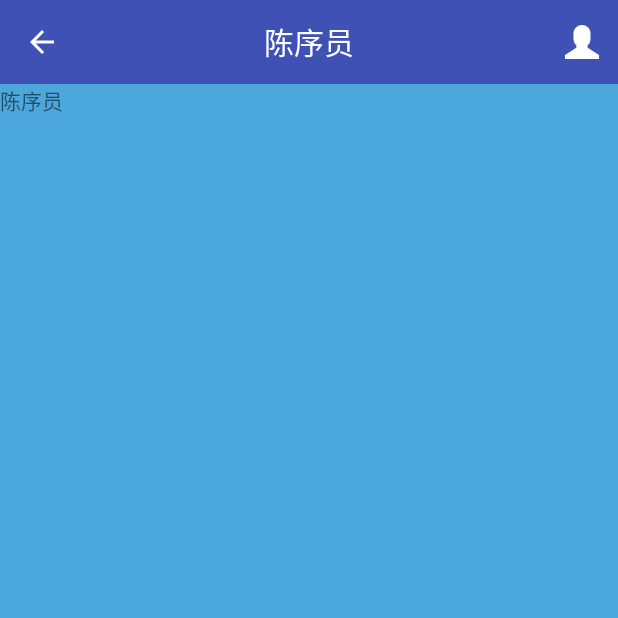
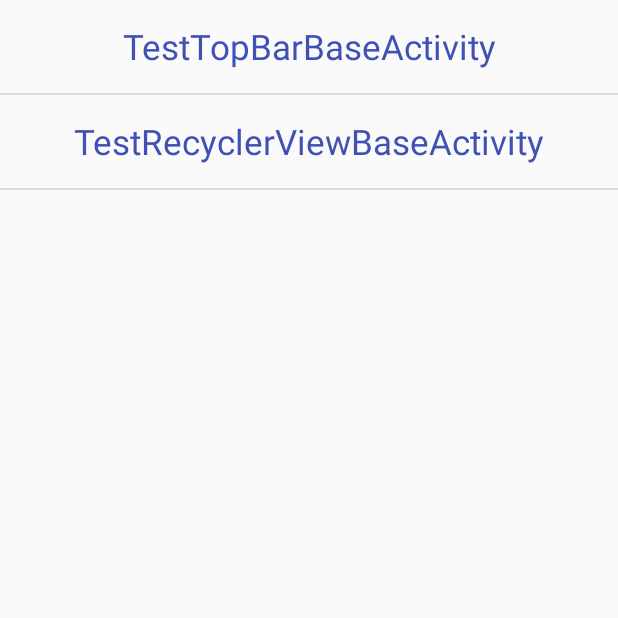
Before and after one commit to ifmvo/MatthewBases, an Android app: the screen it shows after launch (MainActivity), on a phone screen of 412 x 824 dp, the top half of it. Run offline under Robolectric (Android 15) with nearby library versions, the phone set to English and light mode, and no system bars.

```diff
--- a/app/build.gradle
+++ b/app/build.gradle
@@ -19,8 +19,10 @@ android {
 }
 
 dependencies {
-    compile fileTree(dir: 'libs', include: ['*.jar'])
+    compile fileTree(include: ['*.jar'], dir: 'libs')
     compile 'com.android.support:appcompat-v7:25.3.0'
+    compile 'com.android.support:recyclerview-v7:25.3.0'
+
     compile 'com.jakewharton:butterknife:8.5.1'
     annotationProcessor 'com.jakewharton:butterknife-compiler:8.5.1'
 }
--- a/app/src/main/java/cn/ifmvo/bases/TopBarBaseActivity.java
+++ b/app/src/main/java/cn/ifmvo/bases/TopBarBaseActivity.java
@@ -10,8 +10,6 @@ import android.view.MenuItem;
 import android.widget.FrameLayout;
 import android.widget.TextView;
 
-import butterknife.ButterKnife;
-
 /**
  * Created by Matthew_Chen on 2017/4/14.
  */
@@ -21,6 +19,7 @@ public abstract class TopBarBaseActivity extends AppCompatActivity {
     Toolbar toolbar;
     FrameLayout viewContent;
     TextView tvTitle;
+
     OnClickListener onClickListenerTopLeft;
     OnClickListener onClickListenerTopRight;
 
@@ -39,15 +38,12 @@ public abstract class TopBarBaseActivity extends AppCompatActivity {
         toolbar = (Toolbar) findViewById(R.id.toolbar);
         viewContent = (FrameLayout) findViewById(R.id.viewContent);
         tvTitle = (TextView) findViewById(R.id.tvTitle);
+        //将继承 TopBarBaseActivity 的布局解析到 FrameLayout 里面
+        LayoutInflater.from(this).inflate(getContentView(), viewContent);
 
         //初始化设置 Toolbar
         setSupportActionBar(toolbar);
         getSupportActionBar().setDisplayShowTitleEnabled(false);
-
-        //将继承 TopBarBaseActivity 的布局解析到 FrameLayout 里面
-        LayoutInflater.from(TopBarBaseActivity.this).inflate(getContentView(), viewContent);
-
-        ButterKnife.bind(TopBarBaseActivity.this, viewContent);
 
         init(savedInstanceState);
 
--- a/app/src/main/java/cn/ifmvo/demo/MainActivity.java
+++ b/app/src/main/java/cn/ifmvo/demo/MainActivity.java
@@ -1,52 +1,42 @@
 package cn.ifmvo.demo;
 
+import android.app.ListActivity;
+import android.content.Intent;
 import android.os.Bundle;
-import android.widget.TextView;
-import android.widget.Toast;
+import android.support.annotation.Nullable;
+import android.view.View;
+import android.widget.ArrayAdapter;
+import android.widget.ListView;
 
-import butterknife.BindView;
 import cn.ifmvo.bases.R;
-import cn.ifmvo.bases.TopBarBaseActivity;
 
-public class MainActivity extends TopBarBaseActivity {
+/**
+ * Created by 陈序员 on 2017/4/20.
+ * Email: Matthew_Chen_1994@163.com
+ * Blog: https://blog.ifmvo.cn
+ */
 
-    @BindView(R.id.txt)
-    TextView txt;
+public class MainActivity extends ListActivity {
+
+    private String[] texts = new String[]{
+            TestTopBarBaseActivity.class.getSimpleName(),
+            TestRecyclerViewBaseActivity.class.getSimpleName()
+    };
+
+    private Class[] activityClasses = new Class[]{
+        TestTopBarBaseActivity.class,
+        TestRecyclerViewBaseActivity.class
+    };
 
     @Override
-    protected int getContentView() {
-        return R.layout.activity_main;
+    protected void onCreate(@Nullable Bundle savedInstanceState) {
+        super.onCreate(savedInstanceState);
+
+        setListAdapter(new ArrayAdapter<>(this, R.layout.list_item_main, texts));
     }
 
     @Override
-    protected void init(Bundle savedInstanceState) {
-        setTitle("陈序员");
-
-        // 因为左上角的按钮 返回 功能用的比较多，所以可以重载一个方法。
-        setTopLeftButton();
-
-        setTopLeftButton(R.drawable.ic_return_white_24dp, new OnClickListener() {
-            @Override
-            public void onClick() {
-                Toast.makeText(MainActivity.this, "陈序员点击了左上角按钮！", Toast.LENGTH_LONG).show();
-            }
-        });
-
-        setTopRightButton("Button", R.drawable.ic_mine_white_24dp, new OnClickListener() {
-            @Override
-            public void onClick() {
-                Toast.makeText(MainActivity.this, "点击了右上角按钮！", Toast.LENGTH_LONG).show();
-            }
-        });
-
-        //测试 ButterKnife 使用
-        txt.setText("陈序员");
-
-//        setTopRightButton("陈序员", new OnClickListener() {
-//            @Override
-//            public void onClick() {
-//
-//            }
-//        });
+    protected void onListItemClick(ListView l, View v, int position, long id) {
+        startActivity(new Intent(this, activityClasses[position]));
     }
 }
--- a/app/src/main/res/layout/activity_main.xml
+++ b/app/src/main/res/layout/activity_base_recyclerview.xml
@@ -1,14 +1,9 @@
 <?xml version="1.0" encoding="utf-8"?>
-<LinearLayout
+<android.support.v7.widget.RecyclerView
     xmlns:android="http://schemas.android.com/apk/res/android"
+    android:id="@+id/rv"
     android:orientation="vertical"
     android:layout_width="match_parent"
-    android:background="#4ca7dc"
     android:layout_height="match_parent">
 
-    <TextView
-        android:id="@+id/txt"
-        android:layout_width="wrap_content"
-        android:layout_height="wrap_content" />
-
-</LinearLayout>
+</android.support.v7.widget.RecyclerView>
--- /dev/null
+++ b/app/src/main/res/layout/list_item_main.xml
@@ -0,0 +1,12 @@
+<?xml version="1.0" encoding="utf-8"?>
+<TextView
+    xmlns:android="http://schemas.android.com/apk/res/android"
+    android:id="@+id/tvText"
+    android:orientation="vertical"
+    android:layout_width="match_parent"
+    android:textColor="@color/colorPrimary"
+    android:textSize="23sp"
+    android:gravity="center"
+    android:paddingBottom="15dp"
+    android:paddingTop="15dp"
+    android:layout_height="wrap_content"/>
--- a/app/src/main/res/values/strings.xml
+++ b/app/src/main/res/values/strings.xml
@@ -1,3 +1,3 @@
 <resources>
-    <string name="app_name">TopBarBaseActivity</string>
+    <string name="app_name">MatthewBases</string>
 </resources>
```
Also changed, not shown: app/src/main/AndroidManifest.xml (+8 -0 lines), app/src/main/java/cn/ifmvo/bases/RecyclerViewBaseActivity.java (added, +35 -0 lines), app/src/main/java/cn/ifmvo/demo/TestRecyclerViewBaseActivity.java (added, +94 -0 lines), app/src/main/java/cn/ifmvo/demo/TestTopBarBaseActivity.java (added, +44 -0 lines), app/src/main/res/layout/activity_test_top_bar.xml (added, +15 -0 lines), 6 other files.
